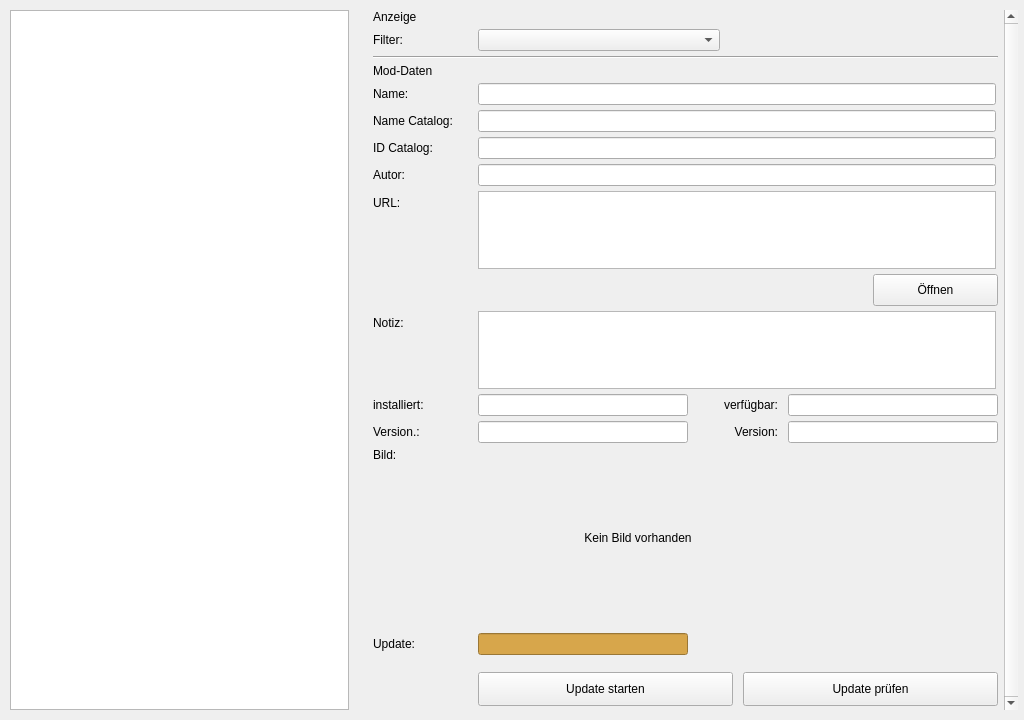
Before: the Qt Designer form Structure/GUI/Page_Update.ui in Looking4Git/Starfield_LOH, drawn with Qt 5.
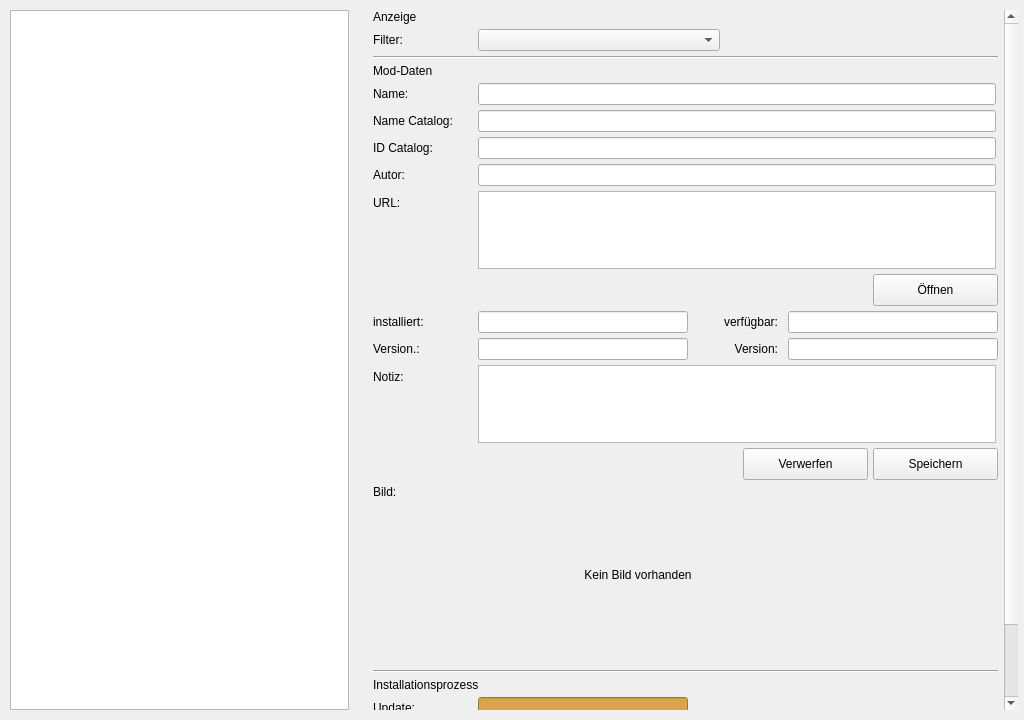
After: the same form once the commit is applied. Icons and pictures are not drawn.

Commit message: Detailbereich: Zeilenordnung, Notiz-Persistenz & Auto-Save fuer Page_Update und Page_Mods

```diff
--- a/Structure/GUI/Page_Update.ui
+++ b/Structure/GUI/Page_Update.ui
@@ -428,53 +428,6 @@
           </layout>
          </item>
          <item row="9" column="0">
-          <widget class="QLabel" name="lbl_note_label">
-           <property name="text">
-            <string>Notiz:</string>
-           </property>
-           <property name="minimumSize">
-            <size>
-             <width>100</width>
-             <height>0</height>
-            </size>
-           </property>
-           <property name="maximumSize">
-            <size>
-             <width>100</width>
-             <height>16777215</height>
-            </size>
-           </property>
-          </widget>
-         </item>
-         <item row="9" column="1">
-          <widget class="QTextEdit" name="inp_note">
-           <property name="sizePolicy">
-            <sizepolicy hsizetype="Expanding" vsizetype="Fixed">
-             <horstretch>0</horstretch>
-             <verstretch>0</verstretch>
-            </sizepolicy>
-           </property>
-           <property name="maximumSize">
-            <size>
-             <width>518</width>
-             <height>78</height>
-            </size>
-           </property>
-           <property name="readOnly">
-            <bool>true</bool>
-           </property>
-           <property name="acceptRichText">
-            <bool>false</bool>
-           </property>
-           <property name="minimumSize">
-            <size>
-             <width>518</width>
-             <height>78</height>
-            </size>
-           </property>
-          </widget>
-         </item>
-         <item row="10" column="0">
           <widget class="QLabel" name="lbl_date_inst_label">
            <property name="text">
             <string>installiert:</string>
@@ -493,7 +446,7 @@
            </property>
           </widget>
          </item>
-         <item row="10" column="1">
+         <item row="9" column="1">
           <layout class="QHBoxLayout" name="layout_date_fields">
            <property name="spacing">
             <number>10</number>
@@ -573,7 +526,7 @@
            </item>
           </layout>
          </item>
-         <item row="11" column="0">
+         <item row="10" column="0">
           <widget class="QLabel" name="lbl_ver_inst_label">
            <property name="text">
             <string>Version.:</string>
@@ -592,7 +545,7 @@
            </property>
           </widget>
          </item>
-         <item row="11" column="1">
+         <item row="10" column="1">
           <layout class="QHBoxLayout" name="layout_ver_fields">
            <property name="spacing">
             <number>10</number>
@@ -672,7 +625,138 @@
            </item>
           </layout>
          </item>
-         <item row="12" column="0">
+         <item row="11" column="0">
+          <widget class="QLabel" name="lbl_note_label">
+           <property name="text">
+            <string>Notiz:</string>
+           </property>
+           <property name="minimumSize">
+            <size>
+             <width>100</width>
+             <height>0</height>
+            </size>
+           </property>
+           <property name="maximumSize">
+            <size>
+             <width>100</width>
+             <height>16777215</height>
+            </size>
+           </property>
+          </widget>
+         </item>
+         <item row="11" column="1">
+          <widget class="QTextEdit" name="inp_note">
+           <property name="sizePolicy">
+            <sizepolicy hsizetype="Expanding" vsizetype="Fixed">
+             <horstretch>0</horstretch>
+             <verstretch>0</verstretch>
+            </sizepolicy>
+           </property>
+           <property name="maximumSize">
+            <size>
+             <width>518</width>
+             <height>78</height>
+            </size>
+           </property>
+           <property name="acceptRichText">
+            <bool>false</bool>
+           </property>
+           <property name="minimumSize">
+            <size>
+             <width>518</width>
+             <height>78</height>
+            </size>
+           </property>
+          </widget>
+         </item>
+         <item row="12" column="1">
+           <layout class="QHBoxLayout" name="detail_button_layout">
+            <property name="leftMargin">
+             <number>0</number>
+            </property>
+            <property name="topMargin">
+             <number>0</number>
+            </property>
+            <property name="rightMargin">
+             <number>0</number>
+            </property>
+            <property name="bottomMargin">
+             <number>0</number>
+            </property>
+            <item>
+             <spacer name="detail_button_spacer">
+              <property name="orientation">
+               <enum>Qt::Orientation::Horizontal</enum>
+              </property>
+              <property name="sizeHint" stdset="0">
+               <size>
+                <width>40</width>
+                <height>20</height>
+               </size>
+              </property>
+             </spacer>
+            </item>
+            <item>
+             <widget class="QPushButton" name="btn_discard_detail">
+              <property name="minimumSize">
+               <size>
+                <width>125</width>
+                <height>32</height>
+               </size>
+              </property>
+              <property name="maximumSize">
+               <size>
+                <width>125</width>
+                <height>32</height>
+               </size>
+              </property>
+              <property name="text">
+               <string>Verwerfen</string>
+              </property>
+              <property name="icon">
+               <iconset>
+                <normaloff>Graphics/Icon_Delete.svg</normaloff>Graphics/Icon_Delete.svg</iconset>
+              </property>
+              <property name="iconSize">
+               <size>
+                <width>24</width>
+                <height>24</height>
+               </size>
+              </property>
+             </widget>
+            </item>
+            <item>
+             <widget class="QPushButton" name="btn_save_detail">
+              <property name="minimumSize">
+               <size>
+                <width>125</width>
+                <height>32</height>
+               </size>
+              </property>
+              <property name="maximumSize">
+               <size>
+                <width>125</width>
+                <height>32</height>
+               </size>
+              </property>
+              <property name="text">
+               <string>Speichern</string>
+              </property>
+              <property name="icon">
+               <iconset>
+                <normaloff>Graphics/Icon_Save.svg</normaloff>Graphics/Icon_Save.svg</iconset>
+              </property>
+              <property name="iconSize">
+               <size>
+                <width>24</width>
+                <height>24</height>
+               </size>
+              </property>
+             </widget>
+            </item>
+           </layout>
+          </item>
+         <item row="13" column="0">
           <widget class="QLabel" name="lbl_image_label">
            <property name="text">
             <string>Bild:</string>
@@ -697,7 +781,7 @@
            </property>
           </widget>
          </item>
-         <item row="12" column="1">
+         <item row="13" column="1">
           <widget class="QLabel" name="lbl_preview_image">
            <property name="minimumSize">
             <size>
@@ -716,7 +800,24 @@
            </property>
           </widget>
          </item>
-         <item row="13" column="0">
+         <item row="14" column="0" colspan="2">
+           <widget class="QFrame" name="sep_install_process">
+            <property name="frameShape">
+             <enum>QFrame::Shape::HLine</enum>
+            </property>
+            <property name="frameShadow">
+             <enum>QFrame::Shadow::Sunken</enum>
+            </property>
+           </widget>
+          </item>
+         <item row="15" column="0" colspan="2">
+           <widget class="QLabel" name="lbl_install_process">
+            <property name="text">
+             <string>Installationsprozess</string>
+            </property>
+           </widget>
+          </item>
+         <item row="16" column="0">
           <widget class="QLabel" name="lbl_update_label">
            <property name="text">
             <string>Update:</string>
@@ -735,7 +836,7 @@
            </property>
           </widget>
          </item>
-         <item row="13" column="1">
+         <item row="16" column="1">
           <layout class="QHBoxLayout" name="layout_update_fields">
            <property name="spacing">
             <number>10</number>
@@ -780,57 +881,63 @@
            </item>
           </layout>
          </item>
-         <item row="14" column="1">
-          <layout class="QHBoxLayout" name="update_button_layout">
-           <property name="spacing">
-            <number>10</number>
-           </property>
-           <property name="topMargin">
-            <number>12</number>
-           </property>
-           <property name="bottomMargin">
-            <number>0</number>
-           </property>
-           <item>
-            <widget class="QPushButton" name="btn_start_update">
-             <property name="sizePolicy">
-              <sizepolicy hsizetype="Expanding" vsizetype="Fixed">
-               <horstretch>0</horstretch>
-               <verstretch>0</verstretch>
-              </sizepolicy>
-             </property>
-             <property name="minimumSize">
-              <size>
-               <width>0</width>
-               <height>34</height>
-              </size>
-             </property>
-             <property name="text">
-              <string>Update starten</string>
-             </property>
-            </widget>
-           </item>
-           <item>
-            <widget class="QPushButton" name="btn_resolve_update_status">
-             <property name="sizePolicy">
-              <sizepolicy hsizetype="Expanding" vsizetype="Fixed">
-               <horstretch>0</horstretch>
-               <verstretch>0</verstretch>
-              </sizepolicy>
-             </property>
-             <property name="minimumSize">
-              <size>
-               <width>0</width>
-               <height>34</height>
-              </size>
-             </property>
-             <property name="text">
-              <string>Update prüfen</string>
-             </property>
-            </widget>
-           </item>
-          </layout>
-         </item>
+         <item row="17" column="1">
+           <layout class="QVBoxLayout" name="update_button_layout">
+            <property name="spacing">
+             <number>6</number>
+            </property>
+            <property name="leftMargin">
+             <number>0</number>
+            </property>
+            <property name="topMargin">
+             <number>0</number>
+            </property>
+            <property name="rightMargin">
+             <number>0</number>
+            </property>
+            <property name="bottomMargin">
+             <number>0</number>
+            </property>
+            <item>
+             <widget class="QPushButton" name="btn_start_update">
+              <property name="minimumSize">
+               <size>
+                <width>210</width>
+                <height>32</height>
+               </size>
+              </property>
+              <property name="maximumSize">
+               <size>
+                <width>210</width>
+                <height>32</height>
+               </size>
+              </property>
+              <property name="text">
+               <string>Update starten</string>
+              </property>
+             </widget>
+            </item>
+            <item>
+             <widget class="QPushButton" name="btn_resolve_update_status">
+              <property name="minimumSize">
+               <size>
+                <width>210</width>
+                <height>32</height>
+               </size>
+              </property>
+              <property name="maximumSize">
+               <size>
+                <width>210</width>
+                <height>32</height>
+               </size>
+              </property>
+              <property name="text">
+               <string>Update prüfen</string>
+              </property>
+             </widget>
+            </item>
+           </layout>
+          </item>
         </layout>
        </item>
        <item>
```
Left out of the diff: 2 changed lines with no effect on the pictures. The commit also changes 8 other files.
